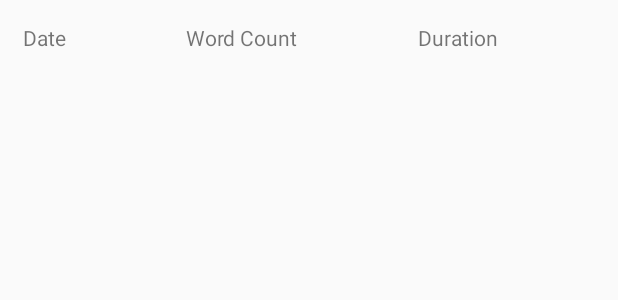
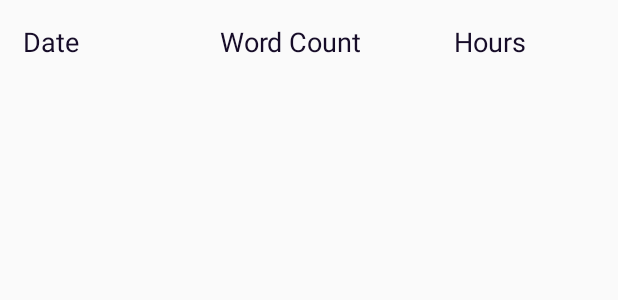
Before and after one commit to siansrd/and_studio_writetrack, an Android app: the layout activity_journal.xml on its own in the app's theme, with its tools: preview values and no code run, on a phone screen of 412 x 824 dp. Shown: the top 300 px of the screen. Run offline under Robolectric (Android 15) with nearby library versions, the phone set to English and light mode, and no system bars.

Commit message:
Style journal page.

```diff
--- a/app/src/main/java/com/example/user/writetrack/EntryClass.java
+++ b/app/src/main/java/com/example/user/writetrack/EntryClass.java
@@ -40,13 +40,9 @@ public class EntryClass {
     }
 
 
-    public int getId () {
-        return this._id;
-    }
+    public int getId () { return this._id; }
 
-    public void setId(int id) {
-        this._id = id;
-    }
+    public void setId(int id) { this._id = id; }
 
     public String getDate() { return this._date; }
 
@@ -54,9 +50,7 @@ public class EntryClass {
         this._date = date;
     }
 
-    public Integer getWordCount() {
-        return this._wordCount;
-    }
+    public Integer getWordCount() { return this._wordCount; }
 
     public void setWordCount(Integer wordCount) {
         this._wordCount = wordCount;
@@ -70,6 +64,14 @@ public class EntryClass {
         this._duration = duration;
     }
 
+    public Date getDateObj() { return this._dateObj; }
+
+    public void setDateObj(Date dateObj) {
+        this._dateObj = dateObj;
+    }
+
+
+
     @Override
     public String toString() {
         return this._date + " - " + this._wordCount + " - " + this._duration ;
--- a/app/src/main/java/com/example/user/writetrack/JournalClass.java
+++ b/app/src/main/java/com/example/user/writetrack/JournalClass.java
@@ -50,4 +50,5 @@ public class JournalClass {
         return entriesWithDateObjs;
     }
 
+
 }
--- a/app/src/main/res/layout/activity_journal.xml
+++ b/app/src/main/res/layout/activity_journal.xml
@@ -17,17 +17,23 @@
             android:layout_marginTop="15dp"
             android:stretchColumns="*">
             <TextView
-                android:layout_width="wrap_content"
+                android:layout_width="70dp"
                 android:layout_height="wrap_content"
+                android:textSize="18sp"
+                android:textColor="#160C28"
                 android:text="Date" />
             <TextView
                 android:layout_width="wrap_content"
                 android:layout_height="wrap_content"
+                android:textSize="18sp"
+                android:textColor="#160C28"
                 android:text="Word Count" />
             <TextView
                 android:layout_width="wrap_content"
                 android:layout_height="wrap_content"
-                android:text="Duration" />
+                android:textSize="18sp"
+                android:textColor="#160C28"
+                android:text="Hours" />
         </TableRow>
     </TableLayout>
 
```
Also changed, not shown: app/src/main/java/com/example/user/writetrack/ActivityJournal.java (+8 -25 lines).
